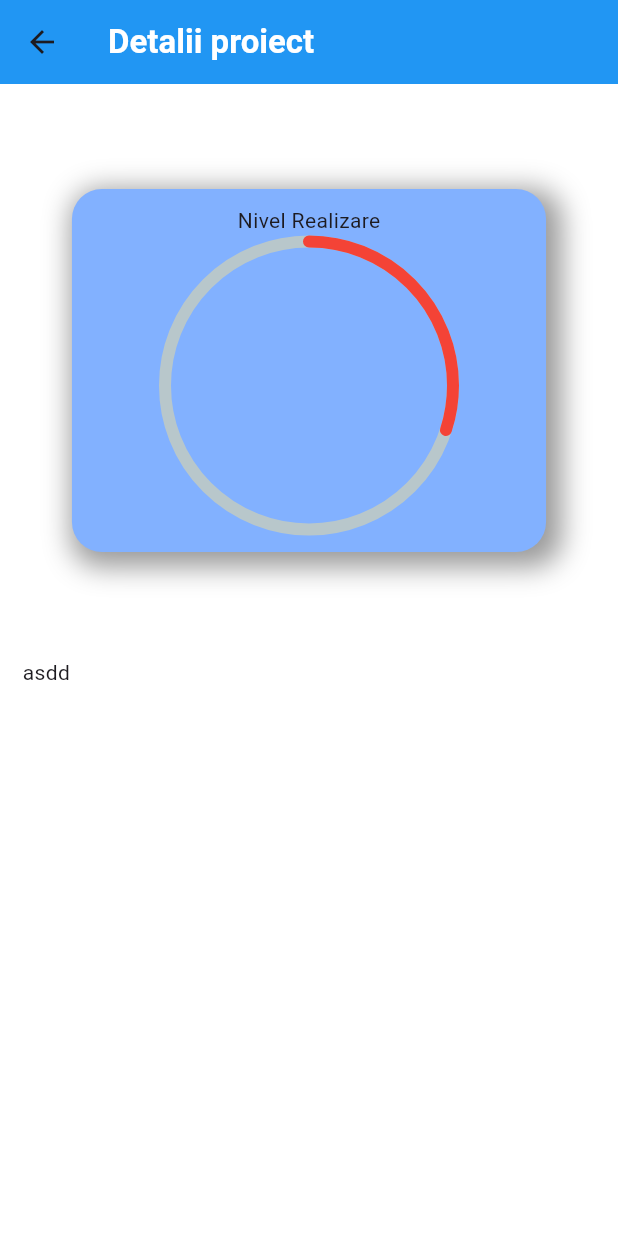
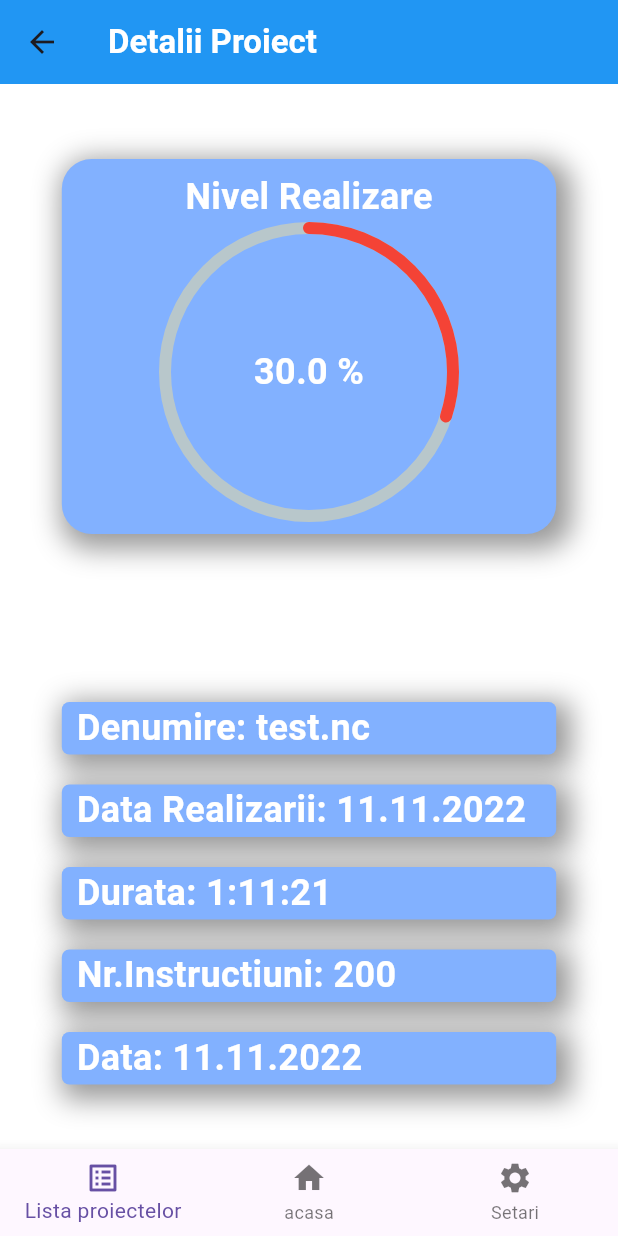
Before and after one commit to SAP4K/Mobile_APP, a Flutter app: the screen it shows after launch, after a tap on an icon or button, on a phone screen of 412 x 824 dp. Run offline on Flutter 3.47's test engine with Material 3 defaults, Android fonts, the phone set to English and light mode, and no system bars; drawn by our look-alikes of percent_indicator.

Commit message:
28_04_2024_7:26

```diff
--- /dev/null
+++ b/lib/appBar.dart
@@ -0,0 +1,53 @@
+import 'package:flutter/material.dart';
+
+AppBar app_bar(BuildContext context,String title)
+{
+
+  return AppBar
+    (
+      title: Text(title,style: TextStyle(color: Colors.white, fontWeight: FontWeight.bold),),
+      backgroundColor: Colors.blue.shade500
+    );
+}
+
+class bottom_navigation extends StatefulWidget
+{
+  bottom_navigation();
+
+  @override
+  State<bottom_navigation> createState() => _bottom_navigationState();
+}
+int current_index = 0;
+class _bottom_navigationState extends State<bottom_navigation> {
+
+
+  Widget build(BuildContext context)
+  {
+    print(current_index);
+    return BottomNavigationBar
+      (
+        currentIndex: current_index,
+        items: [
+          BottomNavigationBarItem(
+            icon: Icon(Icons.list_alt),
+            label: 'Lista proiectelor',
+          ),
+          BottomNavigationBarItem(
+            icon: Icon(Icons.home),
+            label: 'acasa',
+          ),
+          BottomNavigationBarItem(
+            icon: Icon(Icons.settings),
+            label: 'Setari',
+          ),
+        ],
+        onTap: (index)
+        {
+          current_index = index;
+          print(index);
+          setState(() {
+          });
+        }
+    );
+  }
+}
--- a/lib/data_from_cnc_machine.dart
+++ b/lib/data_from_cnc_machine.dart
@@ -1,13 +1,20 @@
 import 'package:flutter/material.dart';
 import 'package:flutter/cupertino.dart';
-
+import 'dart:io';
+import 'dart:convert';
+import 'dart:async';
 class dates_from_cnc
 {
   String? name;
   String? data;
   double? proncentes;
+  String? nr_instruction;
+  String? durata;
   dates_from_cnc(){}
-  dates_from_cnc.test(this.name,this.data,this.proncentes);
+  dates_from_cnc.test(this.name,this.data,this.proncentes,this.nr_instruction,this.durata)
+  {
+    print(this.durata!);
+  }
   Widget build(BuildContext)
   {
     return Scaffold
--- a/lib/details_project.dart
+++ b/lib/details_project.dart
@@ -1,51 +1,83 @@
 import 'package:flutter/material.dart';
 import 'data_from_cnc_machine.dart';
 import 'package:percent_indicator/percent_indicator.dart';
+import 'appBar.dart';
 class details_project extends StatelessWidget
 {
   dates_from_cnc? detail_object;
-  details_project(this.detail_object)
-  {
-      print(this.detail_object!.name);
-  }
+  details_project(this.detail_object);
   TextStyle style_text = TextStyle(fontSize: 20,color: Colors.white,fontWeight: FontWeight.bold);
   Widget Circle_Widget(BuildContext context)
   {
     return CircularPercentIndicator(
       radius: 100,
-      header: Text('Nivel Realizare'),
+      header: Text('Nivel Realizare',style: TextStyle(fontWeight: FontWeight.bold,color: Colors.white,fontSize: 24),),
       percent: detail_object!.proncentes!,
+      center: Text( (detail_object!.proncentes!*100).toString()+' %',style: TextStyle(fontWeight: FontWeight.bold,color: Colors.white, fontSize: 24),),
       circularStrokeCap: CircularStrokeCap.round,
       lineWidth: 8,
     );
   }
+
   Widget build(BuildContext context)
   {
     double width1 =  MediaQuery.of(context).size.width;
-    double left = width1*0.08;
+    double left = width1*0.1;
+    BoxDecoration decorator = BoxDecoration(
+        borderRadius: BorderRadius.circular(5),
+        color: Colors.blueAccent.shade100,
+        boxShadow:
+        [
+          BoxShadow
+            (
+              color: Colors.black.withOpacity(0.4),
+              spreadRadius: 5,
+              blurRadius:  15,
+              offset: Offset(5,5)
+          )
+        ]
+    );
+
+    Widget row_details(BuildContext context,String Indicatie,String datele)
+    {
+      return Padding(
+        padding: EdgeInsets.fromLTRB(left, 0, left, 20),
+        child:Container
+          (
+            child: Padding(
+              padding: EdgeInsets.only(left: 10),
+              child: Text(Indicatie+': '+datele,
+                style: TextStyle(fontWeight: FontWeight.bold,fontSize: 24,color: Colors.white,),
+              ),
+            ),
+            width: width1,
+            height: 35,
+            decoration: decorator
+        ),
+      );
+    }
 
     return Scaffold
       (
       backgroundColor: Colors.white,
-      appBar: AppBar
-        (
-        title: Text('Detalii proiect',style: TextStyle(color: Colors.white, fontWeight: FontWeight.bold),),
-          backgroundColor: Colors.blue.shade500
-      ),
+      appBar: app_bar(context,'Detalii Proiect'),
       body: SafeArea
         (
-        child: Padding
-          (
-          padding: EdgeInsets.fromLTRB(15, 0, 15, 0),
-          child:
-            GridView.count(
+        child: GridView.count(
+              childAspectRatio: 100/100,
               crossAxisCount: 1,
               children:
-              [
-                Padding(padding: EdgeInsets.fromLTRB(left, 70, left, 70),
+              <Widget>[
+                Column
+                  (
+                  children:
+                  <Widget>[
+                    Padding(padding: EdgeInsets.fromLTRB(left, 50, left, 50),
                       child:Container
                         (
                         child: Circle_Widget(context),
+                        width: width1,
+                        height: 250,
                         decoration: BoxDecoration(
                             borderRadius: BorderRadius.circular(20),
                             color: Colors.blueAccent.shade100,
@@ -59,14 +91,29 @@ class details_project extends StatelessWidget
                                   offset: Offset(5,5)
                               )
                             ]
+                        )
                       ),
                     ),
+                  ],
                 ),
-                Text('asdd'),
+                SingleChildScrollView
+                  (
+                    child: Column
+                      (
+                        children:
+                        [
+                          row_details(context,'Denumire',detail_object!.name!),
+                          row_details(context,'Data Realizarii',detail_object!.data!),
+                          row_details(context,'Durata',detail_object!.durata!),
+                          row_details(context,'Nr.Instructiuni',detail_object!.nr_instruction!),
+                          row_details(context, 'Data', detail_object!.data!),
+                        ],
+                    ),
+                ),
               ],
             )
       ),
-      )
+      bottomNavigationBar: bottom_navigation(),
     );
   }
 }
--- a/lib/list_projects.dart
+++ b/lib/list_projects.dart
@@ -3,9 +3,10 @@ import 'package:percent_indicator/percent_indicator.dart';
 import 'package:teza_licenta_prototip/details_project.dart';
 import 'data_from_cnc_machine.dart';
 import 'details_project.dart';
-List<dates_from_cnc> dates = <dates_from_cnc>[dates_from_cnc.test('test.nc','11.11.2022',0.3),
-  dates_from_cnc.test('hello.nc', '20.01.2023', 0.7),
-  dates_from_cnc.test('tico.nc', '25.06.2023', 0.9)];
+import 'appBar.dart';
+List<dates_from_cnc> dates = <dates_from_cnc>[dates_from_cnc.test('test.nc','11.11.2022',0.3,'200','1:11:21'),
+  dates_from_cnc.test('hello.nc', '20.01.2023', 0.7,'139','2:51:33'),
+  dates_from_cnc.test('tico.nc', '25.06.2023', 0.9,'99','4:23:01')];
 class MainWindow extends StatelessWidget
 {
   MainWindow();
@@ -37,7 +38,6 @@ class MainWindow extends StatelessWidget
             (
               onPressed: ()
               {
-                print("este");
                 Navigator.of(context).push
                   (
 
@@ -65,12 +65,7 @@ class MainWindow extends StatelessWidget
     return Scaffold
       (
       backgroundColor: Colors.white,
-      appBar:AppBar
-        (
-        backgroundColor: Colors.blue.shade500,
-        title: Text('Istoricul proiectelor'),
-        shadowColor: Theme.of(context).colorScheme.shadow,
-      ),
+      appBar:app_bar(context,'Istoricul Proiectelor'),
       body: SafeArea
         (
         child:
@@ -83,6 +78,7 @@ class MainWindow extends StatelessWidget
               },
           ),
       ),
+      bottomNavigationBar: bottom_navigation(),
     );
   }
 }
--- a/lib/main.dart
+++ b/lib/main.dart
@@ -1,5 +1,8 @@
 import 'package:flutter/material.dart';
 import 'list_projects.dart';
+import 'dart:io';
+import 'dart:convert';
+import 'dart:async';
 void main() {
   runApp(const MyApp());
 }
@@ -15,6 +18,7 @@ class MyApp extends StatelessWidget {
       initialRoute: '/projects',
       routes: {
         '/projects': (context) => MainWindow()
+
       }
       );
   }
```
Lines whose indentation alone changed are shown as unchanged.
